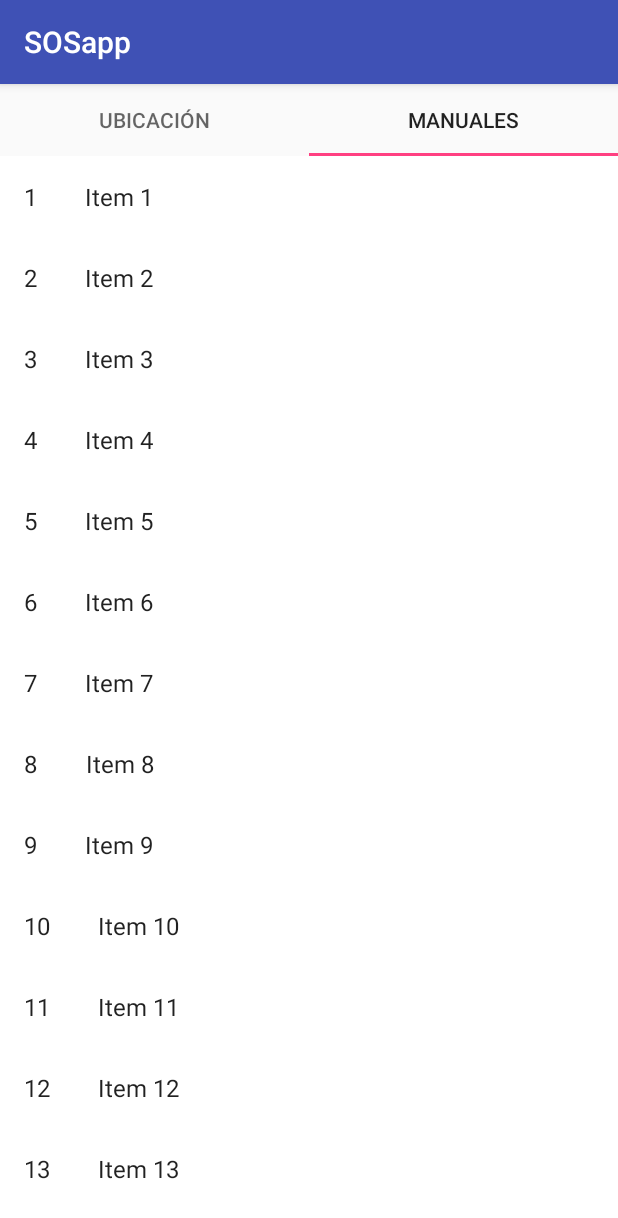
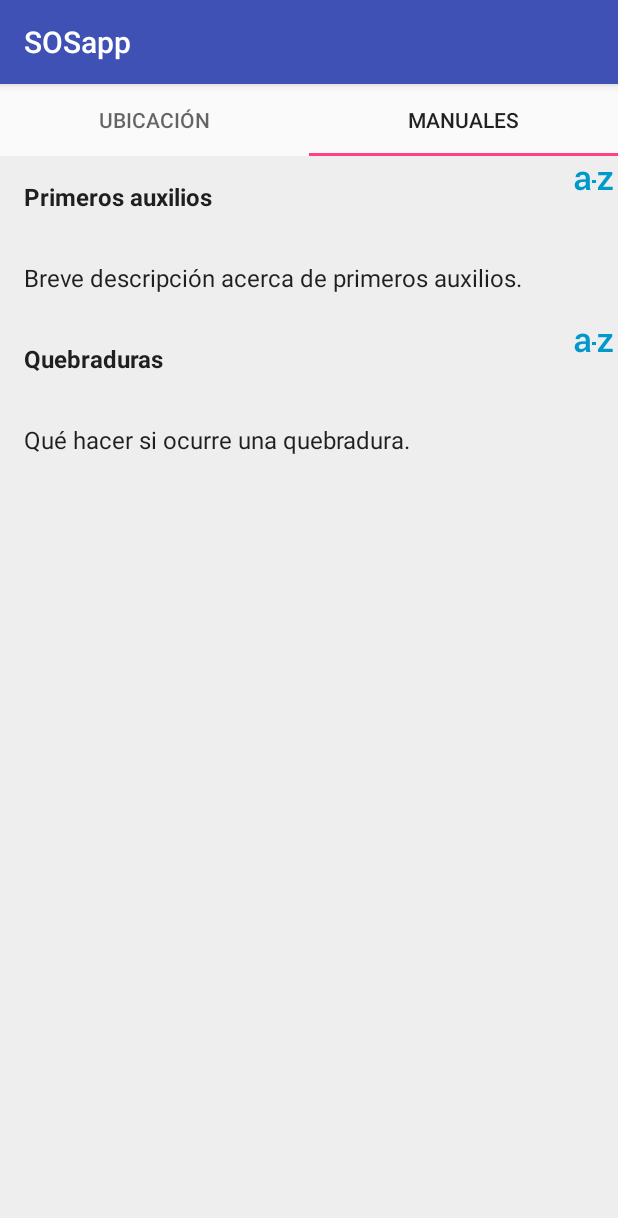
Before and after one commit to PadillaBraulio/EmergeciasApp, an Android app: the screen it shows after launch (MainActivity), tab 2 chosen, on a phone screen of 412 x 824 dp. Shown: the top 1218 px of the screen. Run offline under Robolectric (Android 15) with nearby library versions, the phone set to English and light mode, and no system bars.

Commit message:
Setting the style for manuals

```diff
--- a/SOSapp/app/src/main/java/manuals/ItemRecyclerViewAdapter.java
+++ b/SOSapp/app/src/main/java/manuals/ItemRecyclerViewAdapter.java
@@ -4,6 +4,7 @@ import android.support.v7.widget.RecyclerView;
 import android.view.LayoutInflater;
 import android.view.View;
 import android.view.ViewGroup;
+import android.widget.ImageView;
 import android.widget.TextView;
 
 import manuals.ItemFragment.OnListFragmentInteractionListener;
@@ -21,10 +22,10 @@ import java.util.List;
  */
 public class ItemRecyclerViewAdapter extends RecyclerView.Adapter<ItemRecyclerViewAdapter.ViewHolder> {
 
-    private final List<DummyItem> mValues;
+    private final DummyItem mValues [];
     private final OnListFragmentInteractionListener mListener;
 
-    public ItemRecyclerViewAdapter(List<DummyItem> items, OnListFragmentInteractionListener listener) {
+    public ItemRecyclerViewAdapter(DummyItem items[], OnListFragmentInteractionListener listener) {
         mValues = items;
         mListener = listener;
     }
@@ -38,9 +39,9 @@ public class ItemRecyclerViewAdapter extends RecyclerView.Adapter<ItemRecyclerVi
 
     @Override
     public void onBindViewHolder(final ViewHolder holder, int position) {
-        holder.mItem = mValues.get(position);
-        holder.mIdView.setText(mValues.get(position).id);
-        holder.mContentView.setText(mValues.get(position).content);
+        holder.mItem = mValues[position];
+        holder.mContentView.setText(mValues[position].content);
+        holder.mSummaryView.setText(mValues[position].summary);
 
         holder.mView.setOnClickListener(new View.OnClickListener() {
             @Override
@@ -56,19 +57,21 @@ public class ItemRecyclerViewAdapter extends RecyclerView.Adapter<ItemRecyclerVi
 
     @Override
     public int getItemCount() {
-        return mValues.size();
+        return mValues.length;
     }
 
     public class ViewHolder extends RecyclerView.ViewHolder {
         public final View mView;
-        public final TextView mIdView;
+        public final ImageView mImageView;
         public final TextView mContentView;
+        public final TextView mSummaryView;
         public DummyItem mItem;
 
         public ViewHolder(View view) {
             super(view);
             mView = view;
-            mIdView = (TextView) view.findViewById(R.id.id);
+            mSummaryView = (TextView) view.findViewById(R.id.summary);
+            mImageView = (ImageView) view.findViewById(R.id.imageView);
             mContentView = (TextView) view.findViewById(R.id.content);
         }
 
--- a/SOSapp/app/src/main/java/manuals/doc/DocContent.java
+++ b/SOSapp/app/src/main/java/manuals/doc/DocContent.java
@@ -1,52 +1,27 @@
 package manuals.doc;
-
-import java.util.ArrayList;
-import java.util.List;
 
 
 public class DocContent {
 
 
-    public static final List<DummyItem> ITEMS = new ArrayList<DummyItem>();
+    public static final DummyItem ITEMS []= {
+            new DummyItem("1","Primeros auxilios", "Breve descripción acerca de primeros auxilios."),
+            new DummyItem("2","Quebraduras", "Qué hacer si ocurre una quebradura."),
+    };
 
-    private static final int COUNT = 25;
+    private static final int COUNT = ITEMS.length;
 
-    static {
-        // Add some sample items.
-        for (int i = 1; i <= COUNT; i++) {
-            addItem(createDummyItem(i));
-        }
-    }
 
-    private static void addItem(DummyItem item) {
-        ITEMS.add(item);;
-    }
 
-    private static DummyItem createDummyItem(int position) {
-        return new DummyItem(String.valueOf(position), "Item " + position, makeDetails(position));
-    }
-
-    private static String makeDetails(int position) {
-        StringBuilder builder = new StringBuilder();
-        builder.append("Details about Item: ").append(position);
-        for (int i = 0; i < position; i++) {
-            builder.append("\nMore details information here.");
-        }
-        return builder.toString();
-    }
-
-    /**
-     * A dummy item representing a piece of content.
-     */
     public static class DummyItem {
         public final String id;
         public final String content;
-        public final String details;
+        public final String summary;
 
-        public DummyItem(String id, String content, String details) {
+        public DummyItem(String id, String content, String summary) {
             this.id = id;
             this.content = content;
-            this.details = details;
+            this.summary = summary;
         }
 
         @Override
--- a/SOSapp/app/src/main/res/layout/fragment_item.xml
+++ b/SOSapp/app/src/main/res/layout/fragment_item.xml
@@ -1,20 +1,32 @@
 <?xml version="1.0" encoding="utf-8"?>
-<LinearLayout xmlns:android="http://schemas.android.com/apk/res/android"
-    android:layout_width="wrap_content"
-    android:layout_height="wrap_content"
-    android:orientation="horizontal">
-
-    <TextView
-        android:id="@+id/id"
-        android:layout_width="wrap_content"
-        android:layout_height="wrap_content"
-        android:layout_margin="@dimen/text_margin"
-        android:textAppearance="?attr/textAppearanceListItem" />
+<RelativeLayout xmlns:android="http://schemas.android.com/apk/res/android"
+    android:layout_width="match_parent"
+    android:layout_height="wrap_content">
 
     <TextView
         android:id="@+id/content"
         android:layout_width="wrap_content"
         android:layout_height="wrap_content"
         android:layout_margin="@dimen/text_margin"
+        android:layout_alignParentLeft="true"
+        android:layout_alignParentTop="true"
+        android:textStyle="bold"
         android:textAppearance="?attr/textAppearanceListItem" />
-</LinearLayout>
+
+    <TextView
+        android:id="@+id/summary"
+        android:layout_width="wrap_content"
+        android:layout_height="wrap_content"
+        android:layout_margin="@dimen/text_margin"
+        android:layout_below="@id/content"
+        android:textAppearance="?attr/textAppearanceListItem" />
+
+    <ImageView
+        android:layout_width="wrap_content"
+        android:layout_height="wrap_content"
+        android:id="@+id/imageView"
+        android:src="@drawable/letters"
+        android:layout_alignParentRight="true"
+        android:layout_alignRight="@id/summary"
+        />
+</RelativeLayout>
--- a/SOSapp/app/src/main/res/layout/fragment_item_list.xml
+++ b/SOSapp/app/src/main/res/layout/fragment_item_list.xml
@@ -3,6 +3,8 @@
     xmlns:app="http://schemas.android.com/apk/res-auto"
     xmlns:tools="http://schemas.android.com/tools"
     android:id="@+id/list"
+    android:scrollbars="vertical"
+    android:background="@color/colorGray200"
     android:name="com.example.root.sosapp.ItemFragment"
     android:layout_width="match_parent"
     android:layout_height="match_parent"
--- a/SOSapp/app/src/main/res/values/colors.xml
+++ b/SOSapp/app/src/main/res/values/colors.xml
@@ -2,6 +2,12 @@
 <resources>
     <color name="colorPrimary">#3F51B5</color>
     <color name="colorPrimaryDark">#303F9F</color>
+    <color name="colorPrimary200">#9FA8DA</color>
+    <color name="colorPrimary400">#5C6BC0</color>
+    <color name="colorGray200">#EEEEEE</color>
+    <color name="colorGray300">#E0E0E0</color>
+    <color name="colorGray400">#BDBDBD</color>
+
     <color name="colorAccent">#FF4081</color>
     <color name="orange">#d4680f</color>
 </resources>
```
Also changed, not shown: SOSapp/app/src/main/res/drawable-ldpi/letters.png (deleted), SOSapp/app/src/main/res/drawablexhdpi/letters.png (deleted), SOSapp/app/src/main/res/drawablexxhdpi/letters.png (deleted), 10 other files.
